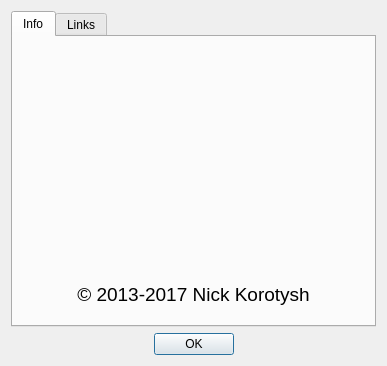
The window that digital_clock/gui/about_dialog.ui (Kolcha/DigitalClock4) describes before a commit, drawn with Qt 5.
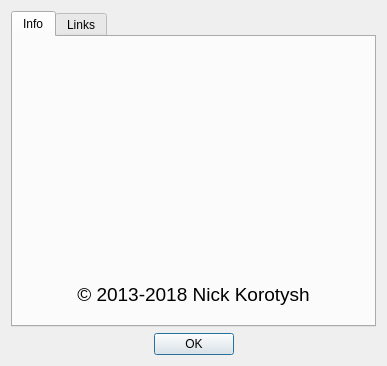
The same window after the commit. Icons and pictures are not drawn. Custom widgets are drawn as their Qt base class.

```diff
--- a/digital_clock/gui/about_dialog.ui
+++ b/digital_clock/gui/about_dialog.ui
@@ -152,7 +152,7 @@
           </font>
          </property>
          <property name="text">
-          <string>© 2013-2017 Nick Korotysh</string>
+          <string>© 2013-2018 Nick Korotysh</string>
          </property>
          <property name="alignment">
           <set>Qt::AlignCenter</set>
```
